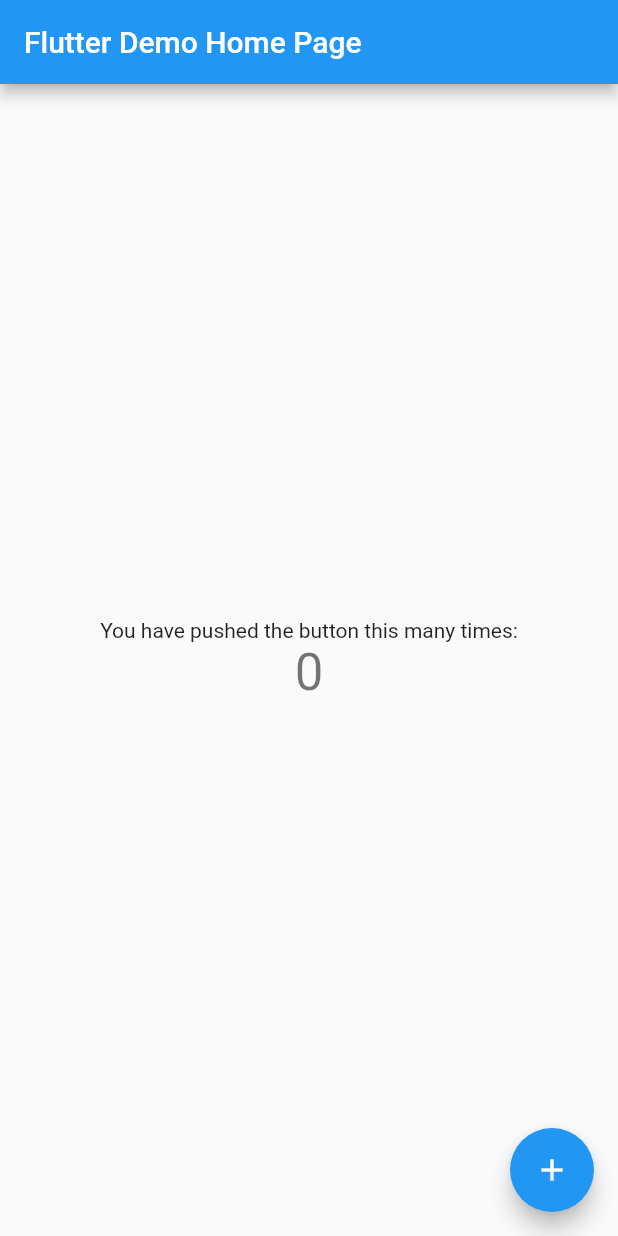
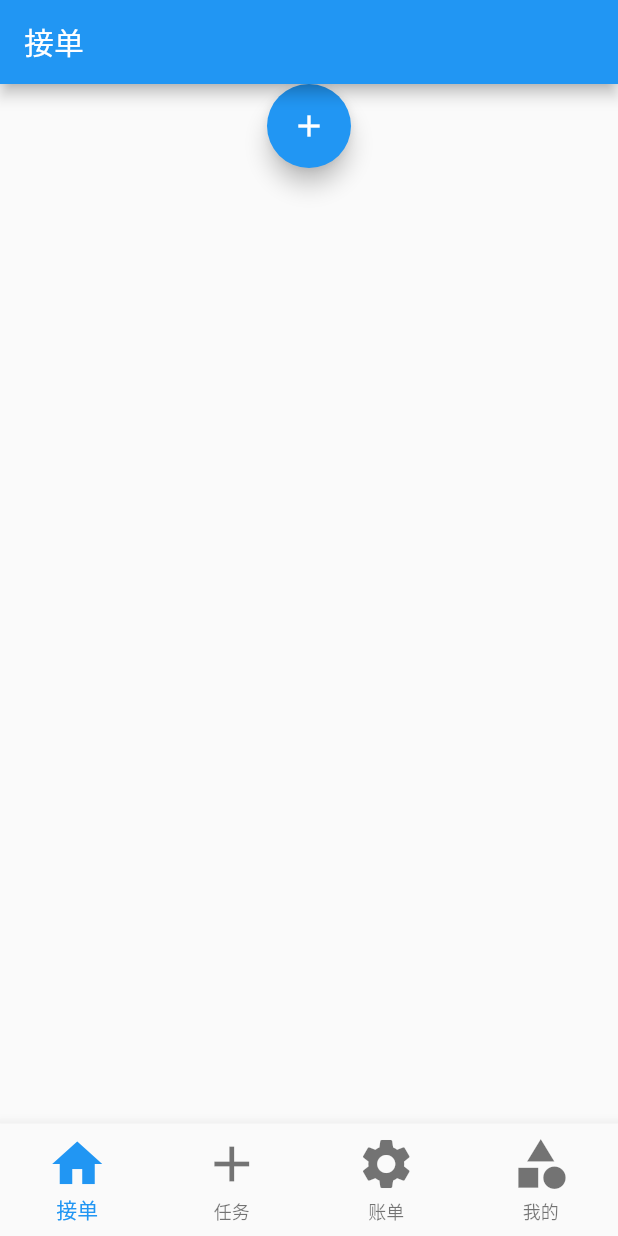
Before and after one commit to 1251748896/FlutterDriverApp, a Flutter app: the screen it shows after launch, on a phone screen of 412 x 824 dp. Run offline on Flutter 3.47's test engine with Material 2 defaults, Android fonts, the phone set to English and light mode, and no system bars.

Commit message:
基础tabbar实现

```diff
--- a/lib/main.dart
+++ b/lib/main.dart
@@ -1,117 +1,53 @@
+import 'package:FlutterDriverApp/pages/Accept.dart';
+import 'package:FlutterDriverApp/pages/Order.dart';
+import 'package:FlutterDriverApp/pages/Task.dart';
+import 'package:FlutterDriverApp/pages/Mine.dart';
 import 'package:flutter/material.dart';
+// import 'package:shared_preferences/shared_preferences.dart';
 
 void main() {
   runApp(MyApp());
 }
 
-class MyApp extends StatelessWidget {
+class MyApp extends StatefulWidget {
   // This widget is the root of your application.
+  MyApp({Key key}) : super(key: key);
+
   @override
-  Widget build(BuildContext context) {
+  _MyHomePage createState() {
+    return _MyHomePage();
+  }
+
+}
+
+class _MyHomePage extends State<MyApp> {
+  TextStyle styles = TextStyle(fontSize: 30, color: Colors.black);
+  var _curIndex = 0;
+  List<StatefulWidget> pageList = [Accept(), Task(), Order(), Mine()];
+  @override
+  Widget build(BuildContext content) {
     return MaterialApp(
-      title: 'Flutter Demo',
-      theme: ThemeData(
-        // This is the theme of your application.
-        //
-        // Try running your application with "flutter run". You'll see the
-        // application has a blue toolbar. Then, without quitting the app, try
-        // changing the primarySwatch below to Colors.green and then invoke
-        // "hot reload" (press "r" in the console where you ran "flutter run",
-        // or simply save your changes to "hot reload" in a Flutter IDE).
-        // Notice that the counter didn't reset back to zero; the application
-        // is not restarted.
-        primarySwatch: Colors.blue,
-        // This makes the visual density adapt to the platform that you run
-        // the app on. For desktop platforms, the controls will be smaller and
-        // closer together (more dense) than on mobile platforms.
-        visualDensity: VisualDensity.adaptivePlatformDensity,
+      home: Scaffold(
+        body: this.pageList[this._curIndex],
+        bottomNavigationBar: BottomNavigationBar(
+          type: BottomNavigationBarType.fixed,
+          items: [
+            BottomNavigationBarItem(icon: Icon(Icons.home), title: Text("接单")),
+            BottomNavigationBarItem(icon: Icon(Icons.add), title: Text("任务")),
+            BottomNavigationBarItem(
+                icon: Icon(Icons.settings), title: Text("账单")),
+            BottomNavigationBarItem(
+                icon: Icon(Icons.category), title: Text("我的")),
+          ],
+          iconSize: 40.0,
+          currentIndex: this._curIndex,
+          onTap: (int index) {
+            setState(() {
+              _curIndex = index;
+            });
+          },
+        ),
       ),
-      home: MyHomePage(title: 'Flutter Demo Home Page'),
     );
   }
 }
-
-class MyHomePage extends StatefulWidget {
-  MyHomePage({Key key, this.title}) : super(key: key);
-
-  // This widget is the home page of your application. It is stateful, meaning
-  // that it has a State object (defined below) that contains fields that affect
-  // how it looks.
-
-  // This class is the configuration for the state. It holds the values (in this
-  // case the title) provided by the parent (in this case the App widget) and
-  // used by the build method of the State. Fields in a Widget subclass are
-  // always marked "final".
-
-  final String title;
-
-  @override
-  _MyHomePageState createState() => _MyHomePageState();
-}
-
-class _MyHomePageState extends State<MyHomePage> {
-  int _counter = 0;
-
-  void _incrementCounter() {
-    setState(() {
-      // This call to setState tells the Flutter framework that something has
-      // changed in this State, which causes it to rerun the build method below
-      // so that the display can reflect the updated values. If we changed
-      // _counter without calling setState(), then the build method would not be
-      // called again, and so nothing would appear to happen.
-      _counter++;
-    });
-  }
-
-  @override
-  Widget build(BuildContext context) {
-    // This method is rerun every time setState is called, for instance as done
-    // by the _incrementCounter method above.
-    //
-    // The Flutter framework has been optimized to make rerunning build methods
-    // fast, so that you can just rebuild anything that needs updating rather
-    // than having to individually change instances of widgets.
-    return Scaffold(
-      appBar: AppBar(
-        // Here we take the value from the MyHomePage object that was created by
-        // the App.build method, and use it to set our appbar title.
-        title: Text(widget.title),
-      ),
-      body: Center(
-        // Center is a layout widget. It takes a single child and positions it
-        // in the middle of the parent.
-        child: Column(
-          // Column is also a layout widget. It takes a list of children and
-          // arranges them vertically. By default, it sizes itself to fit its
-          // children horizontally, and tries to be as tall as its parent.
-          //
-          // Invoke "debug painting" (press "p" in the console, choose the
-          // "Toggle Debug Paint" action from the Flutter Inspector in Android
-          // Studio, or the "Toggle Debug Paint" command in Visual Studio Code)
-          // to see the wireframe for each widget.
-          //
-          // Column has various properties to control how it sizes itself and
-          // how it positions its children. Here we use mainAxisAlignment to
-          // center the children vertically; the main axis here is the vertical
-          // axis because Columns are vertical (the cross axis would be
-          // horizontal).
-          mainAxisAlignment: MainAxisAlignment.center,
-          children: <Widget>[
-            Text(
-              'You have pushed the button this many times:',
-            ),
-            Text(
-              '$_counter',
-              style: Theme.of(context).textTheme.headline4,
-            ),
-          ],
-        ),
-      ),
-      floatingActionButton: FloatingActionButton(
-        onPressed: _incrementCounter,
-        tooltip: 'Increment',
-        child: Icon(Icons.add),
-      ), // This trailing comma makes auto-formatting nicer for build methods.
-    );
-  }
-}
--- /dev/null
+++ b/lib/pages/Accept.dart
@@ -0,0 +1,46 @@
+// import 'package:FlutterDriverApp/Http/Http.dart';
+import 'package:flutter/material.dart';
+
+class Accept extends StatefulWidget {
+  // This widget is the root of your application.
+  Accept({Key key}) : super(key: key);
+
+  @override
+  _AcceptState createState() {
+    return _AcceptState();
+  }
+}
+
+class _AcceptState extends State<Accept> {
+  @override
+  void initState() {
+    super.initState();
+  }
+
+  @override
+  void dispose() {
+    super.dispose();
+  }
+
+  void _fetchData() {
+    // Http().post('url', {});
+  }
+
+  @override
+  Widget build(BuildContext content) {
+    return Scaffold(
+        appBar: AppBar(title: Text("接单")),
+        body: Container(
+          alignment: Alignment.center,
+          child: Column(
+            children: [
+              FloatingActionButton(
+                onPressed: _fetchData,
+                child: Icon(Icons.add),
+                ),
+            ],
+          )
+
+        ));
+  }
+}
--- a/pubspec.yaml
+++ b/pubspec.yaml
@@ -27,7 +27,8 @@ dependencies:
 
   # The following adds the Cupertino Icons font to your application.
   # Use with the CupertinoIcons class for iOS style icons.
-  cupertino_icons: ^1.0.0
+  cupertino_icons: 1.0.0+1
+  # shared_preferences: ^0.5.4+1
 
 dev_dependencies:
   flutter_test:
```
Also changed, not shown: lib/pages/Login.dart (added, +47 -0 lines), lib/pages/Mine.dart (added, +38 -0 lines), lib/pages/Order.dart (added, +37 -0 lines), lib/pages/Task.dart (added, +37 -0 lines).
